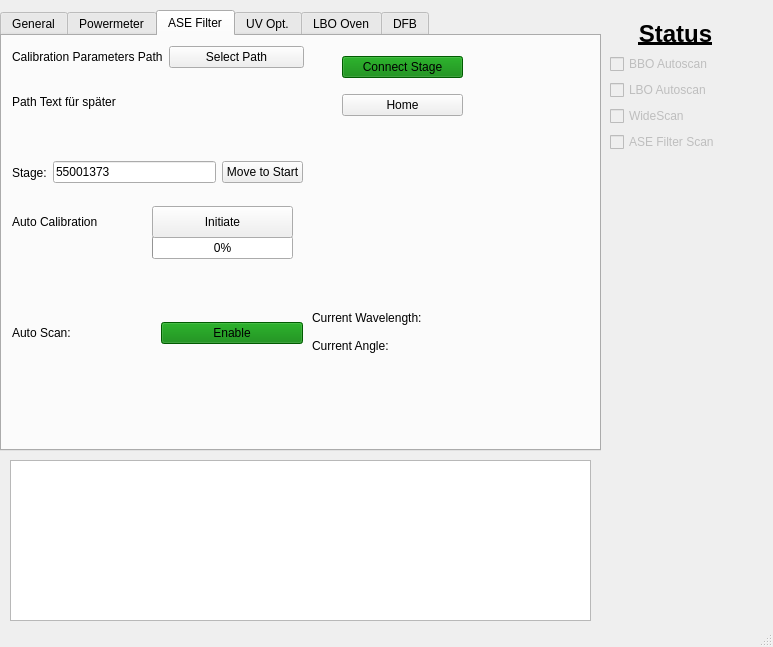
First picture: the form in pulsed_laser_interface.ui, repository XenoBene/PulsedLaserGUI, before the edit.
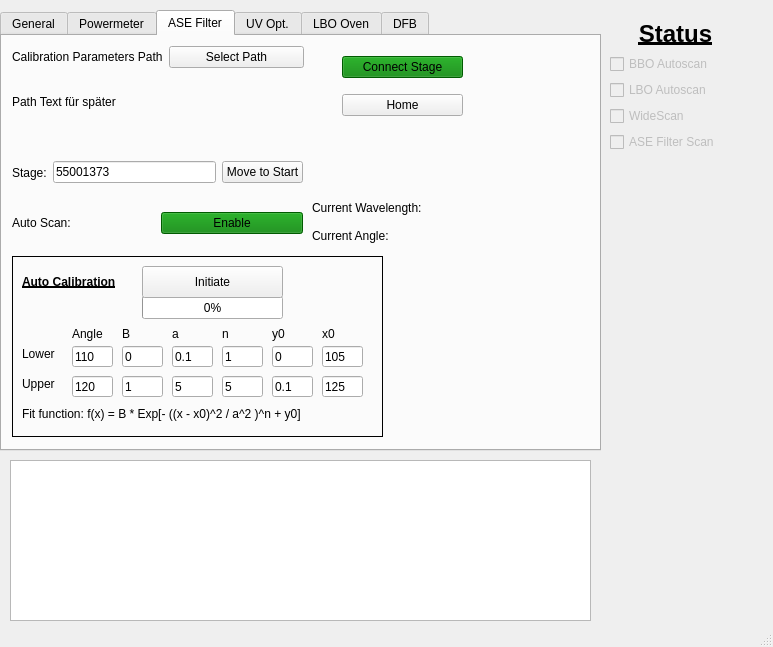
Second picture: the form after the edit. The open tabs and pages were chosen to show the change.

Commit message:
Added some new stuff to the GUI: LineEdits for the fit parameters of the ASE filter calibration.
Implemented VISA resource buttons for the powermeters.

What changed in the file:
```diff
--- a/pulsed_laser_interface.ui
+++ b/pulsed_laser_interface.ui
@@ -445,7 +445,7 @@
       <property name="geometry">
        <rect>
         <x>10</x>
-        <y>270</y>
+        <y>160</y>
         <width>291</width>
         <height>54</height>
        </rect>
@@ -477,7 +477,7 @@
       <property name="geometry">
        <rect>
         <x>310</x>
-        <y>270</y>
+        <y>160</y>
         <width>261</width>
         <height>51</height>
        </rect>
@@ -499,50 +499,346 @@
        </item>
       </layout>
      </widget>
-     <widget class="QProgressBar" name="ase_progressBar_autocal">
-      <property name="geometry">
-       <rect>
-        <x>150</x>
-        <y>200</y>
-        <width>141</width>
-        <height>23</height>
-       </rect>
-      </property>
-      <property name="value">
-       <number>0</number>
-      </property>
-     </widget>
-     <widget class="QPushButton" name="ase_button_startAutoCal">
-      <property name="geometry">
-       <rect>
-        <x>150</x>
-        <y>170</y>
-        <width>141</width>
-        <height>32</height>
-       </rect>
-      </property>
-      <property name="styleSheet">
-       <string notr="true"/>
-      </property>
-      <property name="text">
-       <string>Initiate</string>
-      </property>
-      <property name="checkable">
-       <bool>false</bool>
-      </property>
-     </widget>
-     <widget class="QLabel" name="label_5">
+     <widget class="QFrame" name="frame">
       <property name="geometry">
        <rect>
         <x>10</x>
-        <y>170</y>
-        <width>141</width>
-        <height>31</height>
+        <y>220</y>
+        <width>371</width>
+        <height>181</height>
        </rect>
       </property>
-      <property name="text">
-       <string>Auto Calibration</string>
+      <property name="frameShape">
+       <enum>QFrame::Box</enum>
       </property>
+      <property name="frameShadow">
+       <enum>QFrame::Plain</enum>
+      </property>
+      <widget class="QLineEdit" name="ase_cal_x0_lower">
+       <property name="geometry">
+        <rect>
+         <x>310</x>
+         <y>90</y>
+         <width>41</width>
+         <height>21</height>
+        </rect>
+       </property>
+       <property name="text">
+        <string>105</string>
+       </property>
+      </widget>
+      <widget class="QLineEdit" name="ase_cal_x0_upper">
+       <property name="geometry">
+        <rect>
+         <x>310</x>
+         <y>120</y>
+         <width>41</width>
+         <height>21</height>
+        </rect>
+       </property>
+       <property name="text">
+        <string>125</string>
+       </property>
+      </widget>
+      <widget class="QLabel" name="label_16">
+       <property name="geometry">
+        <rect>
+         <x>310</x>
+         <y>70</y>
+         <width>41</width>
+         <height>16</height>
+        </rect>
+       </property>
+       <property name="text">
+        <string>x0</string>
+       </property>
+      </widget>
+      <widget class="QLineEdit" name="ase_cal_y0_lower">
+       <property name="geometry">
+        <rect>
+         <x>260</x>
+         <y>90</y>
+         <width>41</width>
+         <height>21</height>
+        </rect>
+       </property>
+       <property name="text">
+        <string>0</string>
+       </property>
+      </widget>
+      <widget class="QLineEdit" name="ase_cal_y0_upper">
+       <property name="geometry">
+        <rect>
+         <x>260</x>
+         <y>120</y>
+         <width>41</width>
+         <height>21</height>
+        </rect>
+       </property>
+       <property name="text">
+        <string>0.1</string>
+       </property>
+      </widget>
+      <widget class="QLineEdit" name="ase_cal_n_lower">
+       <property name="geometry">
+        <rect>
+         <x>210</x>
+         <y>90</y>
+         <width>41</width>
+         <height>21</height>
+        </rect>
+       </property>
+       <property name="text">
+        <string>1</string>
+       </property>
+      </widget>
+      <widget class="QLineEdit" name="ase_cal_n_upper">
+       <property name="geometry">
+        <rect>
+         <x>210</x>
+         <y>120</y>
+         <width>41</width>
+         <height>21</height>
+        </rect>
+       </property>
+       <property name="text">
+        <string>5</string>
+       </property>
+      </widget>
+      <widget class="QProgressBar" name="ase_progressBar_autocal">
+       <property name="geometry">
+        <rect>
+         <x>130</x>
+         <y>40</y>
+         <width>141</width>
+         <height>23</height>
+        </rect>
+       </property>
+       <property name="value">
+        <number>0</number>
+       </property>
+      </widget>
+      <widget class="QLabel" name="label_13">
+       <property name="geometry">
+        <rect>
+         <x>210</x>
+         <y>70</y>
+         <width>41</width>
+         <height>16</height>
+        </rect>
+       </property>
+       <property name="text">
+        <string>n</string>
+       </property>
+      </widget>
+      <widget class="QLineEdit" name="ase_cal_startangle">
+       <property name="geometry">
+        <rect>
+         <x>60</x>
+         <y>90</y>
+         <width>41</width>
+         <height>21</height>
+        </rect>
+       </property>
+       <property name="text">
+        <string>110</string>
+       </property>
+      </widget>
+      <widget class="QLabel" name="label_5">
+       <property name="geometry">
+        <rect>
+         <x>10</x>
+         <y>10</y>
+         <width>111</width>
+         <height>31</height>
+        </rect>
+       </property>
+       <property name="font">
+        <font>
+         <weight>75</weight>
+         <bold>true</bold>
+         <underline>true</underline>
+        </font>
+       </property>
+       <property name="text">
+        <string>Auto Calibration</string>
+       </property>
+      </widget>
+      <widget class="QLabel" name="label_14">
+       <property name="geometry">
+        <rect>
+         <x>260</x>
+         <y>70</y>
+         <width>41</width>
+         <height>16</height>
+        </rect>
+       </property>
+       <property name="text">
+        <string>y0</string>
+       </property>
+      </widget>
+      <widget class="QLineEdit" name="ase_cal_a_upper">
+       <property name="geometry">
+        <rect>
+         <x>160</x>
+         <y>120</y>
+         <width>41</width>
+         <height>21</height>
+        </rect>
+       </property>
+       <property name="text">
+        <string>5</string>
+       </property>
+      </widget>
+      <widget class="QLabel" name="label_7">
+       <property name="geometry">
+        <rect>
+         <x>10</x>
+         <y>90</y>
+         <width>41</width>
+         <height>16</height>
+        </rect>
+       </property>
+       <property name="text">
+        <string>Lower</string>
+       </property>
+      </widget>
+      <widget class="QLineEdit" name="ase_cal_B_upper">
+       <property name="geometry">
+        <rect>
+         <x>110</x>
+         <y>120</y>
+         <width>41</width>
+         <height>21</height>
+        </rect>
+       </property>
+       <property name="text">
+        <string>1</string>
+       </property>
+      </widget>
+      <widget class="QLabel" name="label_15">
+       <property name="geometry">
+        <rect>
+         <x>10</x>
+         <y>150</y>
+         <width>341</width>
+         <height>16</height>
+        </rect>
+       </property>
+       <property name="text">
+        <string>Fit function: f(x) = B * Exp[- ((x - x0)^2 / a^2 )^n + y0]</string>
+       </property>
+      </widget>
+      <widget class="QLineEdit" name="ase_cal_B_lower">
+       <property name="geometry">
+        <rect>
+         <x>110</x>
+         <y>90</y>
+         <width>41</width>
+         <height>21</height>
+        </rect>
+       </property>
+       <property name="text">
+        <string>0</string>
+       </property>
+      </widget>
+      <widget class="QLineEdit" name="ase_cal_a_lower">
+       <property name="geometry">
+        <rect>
+         <x>160</x>
+         <y>90</y>
+         <width>41</width>
+         <height>21</height>
+        </rect>
+       </property>
+       <property name="text">
+        <string>0.1</string>
+       </property>
+      </widget>
+      <widget class="QPushButton" name="ase_button_startAutoCal">
+       <property name="geometry">
+        <rect>
+         <x>130</x>
+         <y>10</y>
+         <width>141</width>
+         <height>32</height>
+        </rect>
+       </property>
+       <property name="styleSheet">
+        <string notr="true"/>
+       </property>
+       <property name="text">
+        <string>Initiate</string>
+       </property>
+       <property name="checkable">
+        <bool>false</bool>
+       </property>
+      </widget>
+      <widget class="QLabel" name="label_12">
+       <property name="geometry">
+        <rect>
+         <x>160</x>
+         <y>70</y>
+         <width>41</width>
+         <height>16</height>
+        </rect>
+       </property>
+       <property name="text">
+        <string>a</string>
+       </property>
+      </widget>
+      <widget class="QLabel" name="label_11">
+       <property name="geometry">
+        <rect>
+         <x>110</x>
+         <y>70</y>
+         <width>41</width>
+         <height>16</height>
+        </rect>
+       </property>
+       <property name="text">
+        <string>B</string>
+       </property>
+      </widget>
+      <widget class="QLineEdit" name="ase_cal_endangle">
+       <property name="geometry">
+        <rect>
+         <x>60</x>
+         <y>120</y>
+         <width>41</width>
+         <height>21</height>
+        </rect>
+       </property>
+       <property name="text">
+        <string>120</string>
+       </property>
+      </widget>
+      <widget class="QLabel" name="label_8">
+       <property name="geometry">
+        <rect>
+         <x>10</x>
+         <y>120</y>
+         <width>41</width>
+         <height>16</height>
+        </rect>
+       </property>
+       <property name="text">
+        <string>Upper</string>
+       </property>
+      </widget>
+      <widget class="QLabel" name="label_10">
+       <property name="geometry">
+        <rect>
+         <x>60</x>
+         <y>70</y>
+         <width>41</width>
+         <height>16</height>
+        </rect>
+       </property>
+       <property name="text">
+        <string>Angle</string>
+       </property>
+      </widget>
      </widget>
     </widget>
     <widget class="QWidget" name="tab_4">
```
Left out of the diff: 78 changed lines with no effect on the pictures. The commit also changes 4 other files.
